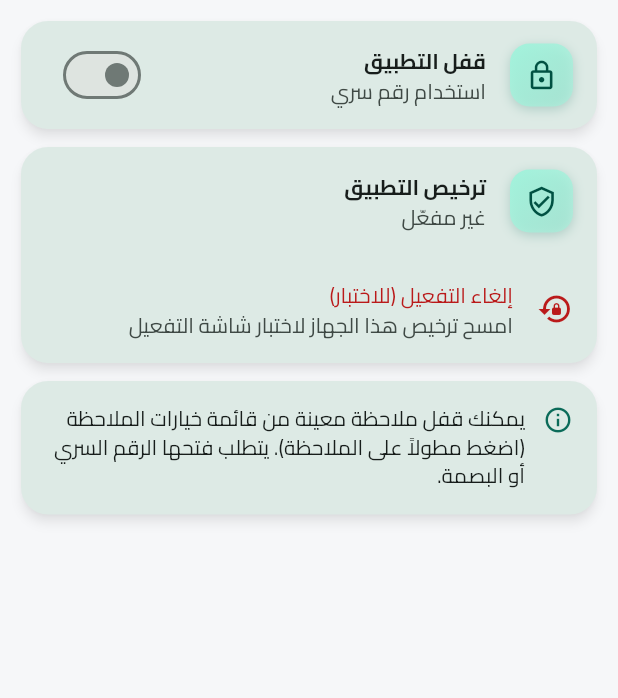
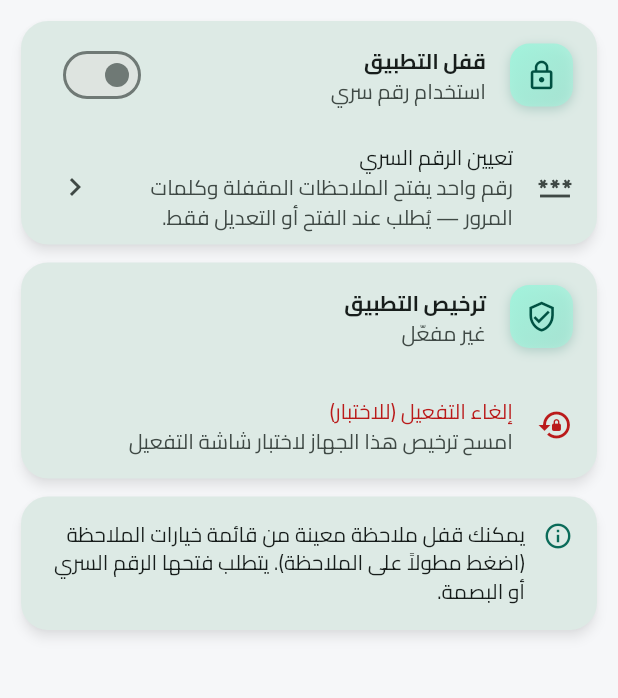
Before and after one commit to alaoufi/Note_only, a Flutter app: the SecuritySettingsScreen screen opened directly, on a phone screen of 412 x 824 dp, the part 84-782 px from its top. Run offline on Flutter 3.47's test engine with Material 3 defaults, Android fonts, the phone set to English and light mode, and no system bars; drawn by our look-alikes of dynamic_color; our stand-ins replace audioplayers, device_info_plus, file_picker, flutter_colorpicker, flutter_local_notifications, flutter_secure_storage and 13 more; missing offline and left inert: android_id, cryptography, encrypt, extension_google_sign_in_as_googleapis_auth, flutter_quill, googleapis and 2 more; accounts and stored records are empty; project files that could hold a hidden picture were left out.

Commit message:
fix: password notes — no copy on empty fields, no PIN prompt on create
- password form: the copy button now shows only when a field has content
  (nothing to copy from an empty field), for every field and the password.
- creating a new password note no longer prompts to set/enter a PIN; the
  shared PIN is set once in Settings and requested only when opening or
  editing an existing locked note.
- Security settings: add an always-visible "set / change PIN" entry
  (independent of whole-app lock) so the shared unlock PIN can be
  configured once; biometric unlock is offered as soon as a PIN exists.

Bumps version to 1.3.2+21.

Co-Authored-By: Claude Opus 4.8 <noreply@anthropic.com>
Claude-Session: https://claude.ai/code/session_01YUmFMdFAgBYxV54PsvaY2c

```diff
--- a/lib/features/security/security_settings_screen.dart
+++ b/lib/features/security/security_settings_screen.dart
@@ -18,6 +18,7 @@ class _SecuritySettingsScreenState extends State<SecuritySettingsScreen> {
   bool _lockEnabled = false;
   bool _biometricEnabled = false;
   bool _biometricAvailable = false;
+  bool _hasPin = false;
   bool _loaded = false;
 
   @override
@@ -30,6 +31,7 @@ class _SecuritySettingsScreenState extends State<SecuritySettingsScreen> {
     _lockEnabled = await _sec.isLockEnabled();
     _biometricEnabled = await _sec.isBiometricEnabled();
     _biometricAvailable = await _sec.canUseBiometrics();
+    _hasPin = await _sec.hasPin();
     setState(() => _loaded = true);
   }
 
@@ -131,14 +133,19 @@ class _SecuritySettingsScreenState extends State<SecuritySettingsScreen> {
                     }
                   },
                 ),
-                if (_lockEnabled)
-                  ListTile(
-                    leading: const Icon(Icons.password),
-                    title: Text(s.t('set_pin')),
-                    trailing: const Icon(Icons.chevron_left),
-                    onTap: _setupPin,
-                  ),
-                if (_lockEnabled && _biometricAvailable)
+                // رقم سرّي مشترك — متاح دائمًا: يُضبط مرّة واحدة هنا، ويُستخدم لفتح
+                // الملاحظات المقفلة وملاحظات كلمات المرور (يُطلب عند الفتح/التعديل
+                // فقط، لا عند الإضافة). مستقلّ عن «قفل التطبيق» بالكامل.
+                ListTile(
+                  leading: const Icon(Icons.password),
+                  title: Text(_hasPin ? 'تغيير الرقم السرّي' : s.t('set_pin')),
+                  subtitle: const Text(
+                      'رقم واحد يفتح الملاحظات المقفلة وكلمات المرور — '
+                      'يُطلب عند الفتح أو التعديل فقط.'),
+                  trailing: const Icon(Icons.chevron_left),
+                  onTap: _setupPin,
+                ),
+                if (_hasPin && _biometricAvailable)
                   SwitchListTile(
                     secondary: const Icon(Icons.fingerprint),
                     title: Text(s.t('use_biometric')),
--- a/pubspec.yaml
+++ b/pubspec.yaml
@@ -1,7 +1,7 @@
 name: mudhakkarati
 description: "ملاحظات - تطبيق ملاحظات منبثق عن مذكراتي (مستقل للتطوير)."
 publish_to: 'none'
-version: 1.3.1+20
+version: 1.3.2+21
 
 environment:
   sdk: '>=3.4.0 <4.0.0'
```
Also changed, not shown: lib/features/editor/password_form.dart (+9 -1 lines), lib/features/home/home_screen.dart (+2 -5 lines).
